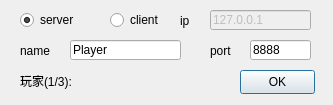
First picture: the form in LauncherDialog.ui, repository XCI9/CardGame, before the edit.
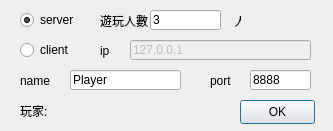
Second picture: the form after the edit.

Commit message: add 2 players mode

What changed in the file:
```diff
--- a/LauncherDialog.ui
+++ b/LauncherDialog.ui
@@ -7,7 +7,7 @@
     <x>0</x>
     <y>0</y>
     <width>333</width>
-    <height>105</height>
+    <height>131</height>
    </rect>
   </property>
   <property name="windowTitle">
@@ -17,7 +17,7 @@
    <property name="geometry">
     <rect>
      <x>240</x>
-     <y>70</y>
+     <y>100</y>
      <width>75</width>
      <height>24</height>
     </rect>
@@ -46,7 +46,7 @@
    <property name="geometry">
     <rect>
      <x>250</x>
-     <y>40</y>
+     <y>70</y>
      <width>61</width>
      <height>20</height>
     </rect>
@@ -59,7 +59,7 @@
    <property name="geometry">
     <rect>
      <x>210</x>
-     <y>40</y>
+     <y>70</y>
      <width>31</width>
      <height>21</height>
     </rect>
@@ -71,8 +71,8 @@
   <widget class="QRadioButton" name="client">
    <property name="geometry">
     <rect>
-     <x>110</x>
-     <y>10</y>
+     <x>20</x>
+     <y>40</y>
      <width>61</width>
      <height>20</height>
     </rect>
@@ -87,9 +87,9 @@
    </property>
    <property name="geometry">
     <rect>
-     <x>210</x>
-     <y>10</y>
-     <width>101</width>
+     <x>130</x>
+     <y>40</y>
+     <width>181</width>
      <height>20</height>
     </rect>
    </property>
@@ -100,8 +100,8 @@
   <widget class="QLabel" name="label_2">
    <property name="geometry">
     <rect>
-     <x>180</x>
-     <y>10</y>
+     <x>100</x>
+     <y>40</y>
      <width>16</width>
      <height>21</height>
     </rect>
@@ -114,7 +114,7 @@
    <property name="geometry">
     <rect>
      <x>70</x>
-     <y>40</y>
+     <y>70</y>
      <width>111</width>
      <height>20</height>
     </rect>
@@ -127,7 +127,7 @@
    <property name="geometry">
     <rect>
      <x>20</x>
-     <y>40</y>
+     <y>70</y>
      <width>41</width>
      <height>21</height>
     </rect>
@@ -140,13 +140,39 @@
    <property name="geometry">
     <rect>
      <x>20</x>
-     <y>70</y>
+     <y>100</y>
      <width>211</width>
      <height>21</height>
     </rect>
    </property>
    <property name="text">
-    <string>玩家(1/3):</string>
+    <string>玩家:</string>
+   </property>
+  </widget>
+  <widget class="QLabel" name="label_4">
+   <property name="geometry">
+    <rect>
+     <x>100</x>
+     <y>10</y>
+     <width>141</width>
+     <height>21</height>
+    </rect>
+   </property>
+   <property name="text">
+    <string>遊玩人數                          人</string>
+   </property>
+  </widget>
+  <widget class="QLineEdit" name="player_count">
+   <property name="geometry">
+    <rect>
+     <x>150</x>
+     <y>10</y>
+     <width>71</width>
+     <height>20</height>
+    </rect>
+   </property>
+   <property name="text">
+    <string>3</string>
    </property>
   </widget>
  </widget>
```
The commit also changes 6 other files.
